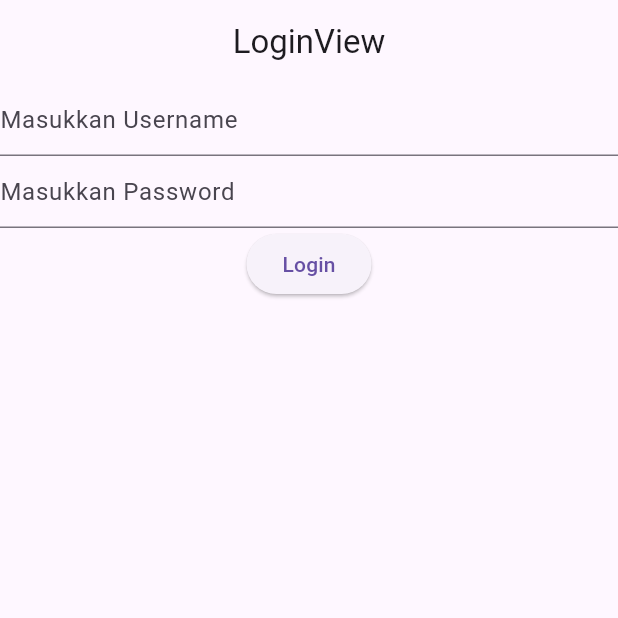
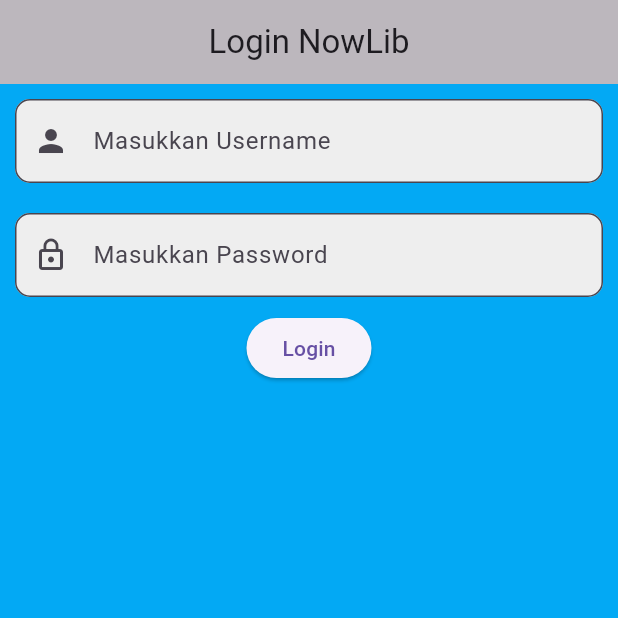
Before and after one commit to iKzuu/petugas, a Flutter app: the screen it shows after launch, on a phone screen of 412 x 824 dp, the top half of it. Run offline on Flutter 3.47's test engine with Material 3 defaults, Android fonts, the phone set to English and light mode, and no system bars; our stand-ins replace dio, get, get_storage, pretty_dio_logger.

Commit message:
petugas commit

```diff
--- a/lib/app/modules/login/views/login_view.dart
+++ b/lib/app/modules/login/views/login_view.dart
@@ -10,17 +10,30 @@ class LoginView extends GetView<LoginController> {
   Widget build(BuildContext context) {
     return Scaffold(
       appBar: AppBar(
-        title: const Text('LoginView'),
+        title: const Text('Login NowLib'),
         centerTitle: true,
+        backgroundColor: Colors.black26,
       ),
-      body: Center(
+      body: Container(
+        color: Colors.lightBlue,
+        child: Center(
             child: Form(
               key: controller.formKey,
               child: Column(
                 children: [
-                TextFormField(
+                  Padding(
+                    padding: const EdgeInsets.all(10.0),
+                    child: TextFormField(
                       controller: controller.usernameController,
-                  decoration: InputDecoration(hintText: "Masukkan Username"),
+                      decoration: InputDecoration(
+                        filled: true,
+                        fillColor: Colors.grey[200],
+                          hintText: "Masukkan Username",
+                          prefixIcon: Icon(Icons.person),
+                          border: OutlineInputBorder(
+                            borderRadius: BorderRadius.circular(10.0),
+                        ),
+                      ),
                       validator: (value) {
                         if (value!.isEmpty) {
                           return "username tidak boleh kosong";
@@ -28,16 +41,29 @@ class LoginView extends GetView<LoginController> {
                         return null;
                       },
                     ),
+                  ),
 
-                TextFormField(
+                  Padding(
+                    padding: const EdgeInsets.all(10.0),
+                    child: TextFormField(
+                      obscureText: true,
                       controller: controller.passwordController,
-                  decoration: InputDecoration(hintText: "Masukkan Password"),
+                      decoration: InputDecoration(
+                        filled: true,
+                        fillColor: Colors.grey[200],
+                          hintText: "Masukkan Password",
+                          prefixIcon: Icon(Icons.lock_outline),
+                          border: OutlineInputBorder(
+                            borderRadius: BorderRadius.circular(10.0),
+                        ),
+                      ),
                       validator: (value) {
                         if (value!.length <2) {
                           return "password tidak boleh kosong";
                         }
                         return null;
                       },
+                    ),
                   ),
                   Obx(() => controller.loading.value?
                   CircularProgressIndicator():
@@ -49,6 +75,7 @@ class LoginView extends GetView<LoginController> {
               ),
             )
         ),
+      ),
     );
   }
 }
--- a/lib/app/routes/app_routes.dart
+++ b/lib/app/routes/app_routes.dart
@@ -1,4 +1,4 @@
-part of 'app_pages.dart';
+  part of 'app_pages.dart';
 // DO NOT EDIT. This is code generated via package:get_cli/get_cli.dart
 
 abstract class Routes {
```
Lines whose indentation alone changed are shown as unchanged.
